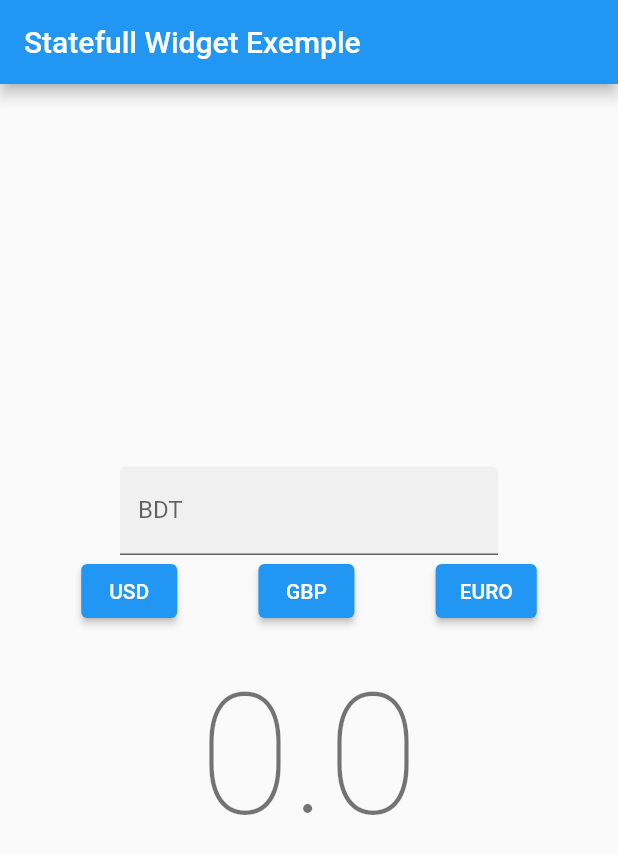
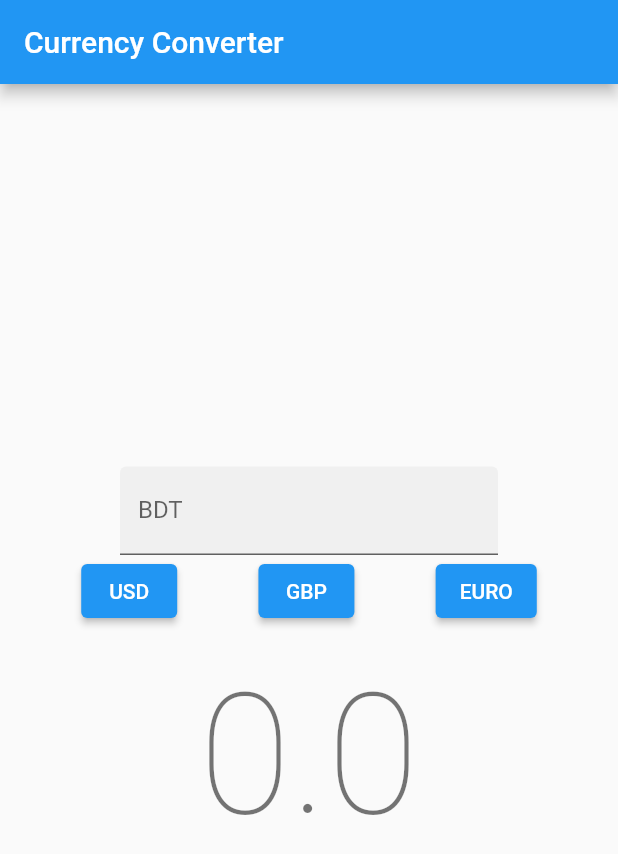
Before and after one commit to tanzim007/flutter_basic_02, a Flutter app: the screen it shows after launch, on a phone screen of 412 x 824 dp. Shown: the top 854 px of the screen. Run offline on Flutter 3.47's test engine with Material 2 defaults, Android fonts, the phone set to English and light mode, and no system bars.

Commit message:
name change

```diff
--- a/lib/main.dart
+++ b/lib/main.dart
@@ -18,7 +18,7 @@ class MyApp extends StatelessWidget {
 
         primarySwatch: Colors.blue,
       ),
-      home: HomePage(msg: 'Statefull Widget Exemple',),
+      home: HomePage(msg: 'Currency Converter',),
     );
   }
 
```
